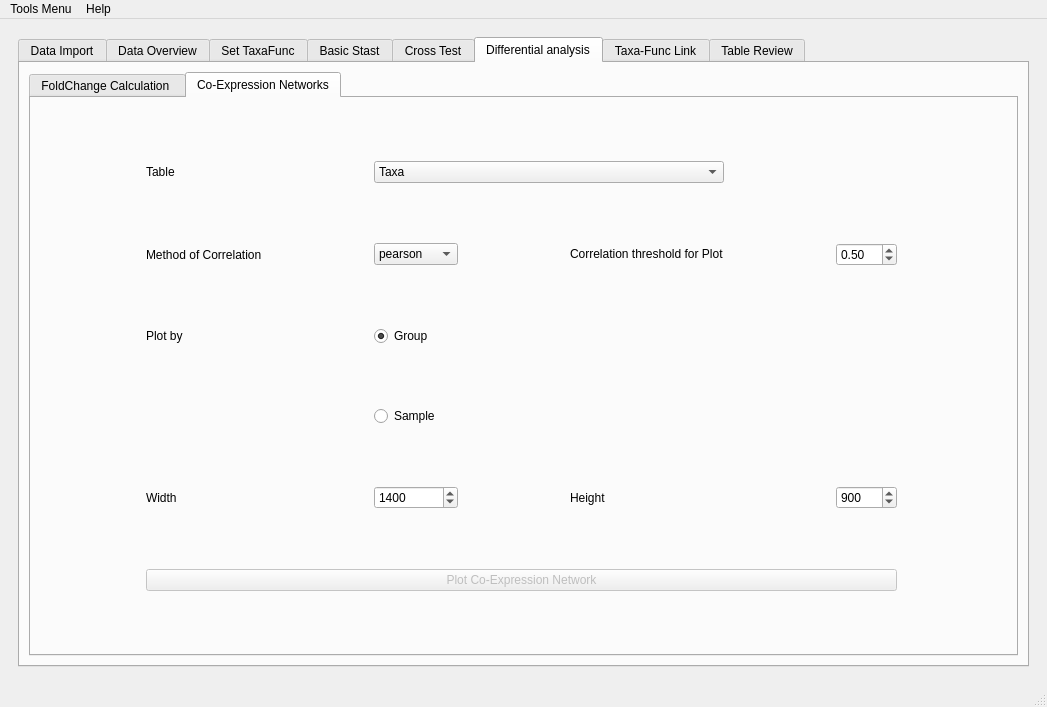
byemaxx/MetaX, file utils/MetaX_GUI/MainWindow.ui: the form before one commit.
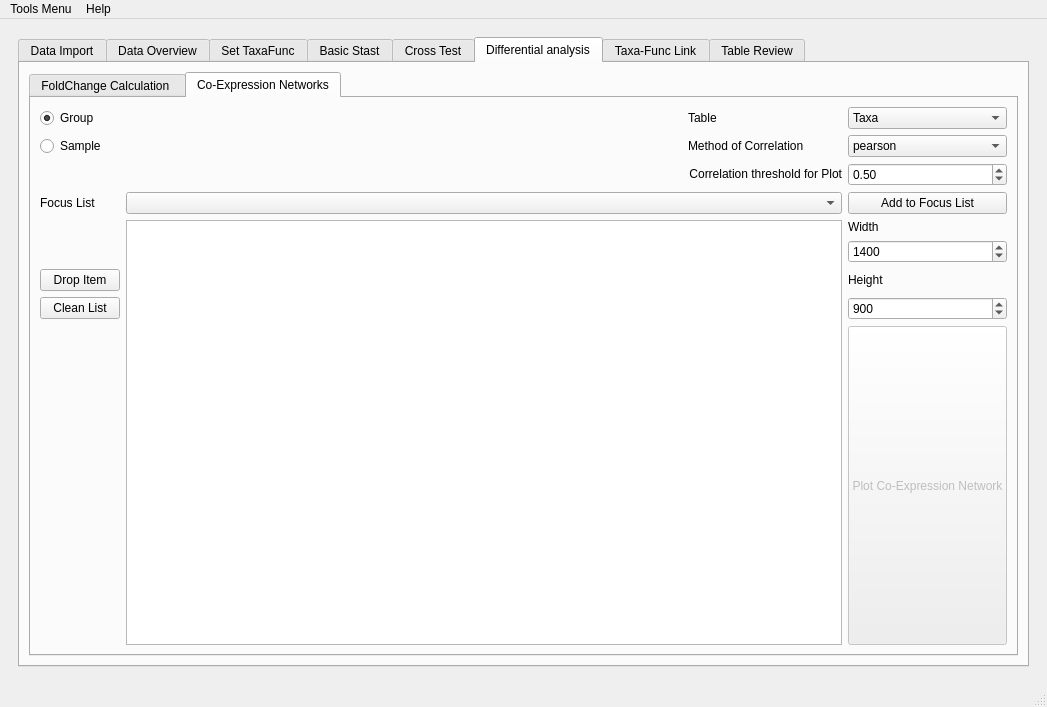
The form after the commit. The open tabs and pages were chosen to show the change.

Commit message: modified:   utils/GUI.py     add fcous list for co-network_plot 	modified:   utils/taxaFuncAnalyzer.py     fix bug when can not fit cook 	modified:   utils/taxaFuncPloter/network_plot.py

What changed in the file:
```diff
--- a/utils/MetaX_GUI/MainWindow.ui
+++ b/utils/MetaX_GUI/MainWindow.ui
@@ -1804,7 +1804,7 @@
             <string>Differential analysis</string>
            </attribute>
            <layout class="QGridLayout" name="gridLayout_12">
-            <item row="0" column="0">
+            <item row="0" column="1">
              <widget class="QTabWidget" name="tabWidget">
               <property name="currentIndex">
                <number>0</number>
@@ -2144,17 +2144,148 @@
                 <string>Co-Expression Networks</string>
                </attribute>
                <layout class="QGridLayout" name="gridLayout_47">
-                <item row="0" column="0">
+                <item row="17" column="5">
+                 <widget class="QPushButton" name="pushButton_co_expr_plot">
+                  <property name="enabled">
+                   <bool>false</bool>
+                  </property>
+                  <property name="sizePolicy">
+                   <sizepolicy hsizetype="Minimum" vsizetype="Preferred">
+                    <horstretch>0</horstretch>
+                    <verstretch>0</verstretch>
+                   </sizepolicy>
+                  </property>
+                  <property name="text">
+                   <string>Plot Co-Expression Network</string>
+                  </property>
+                 </widget>
+                </item>
+                <item row="7" column="5">
+                 <widget class="QDoubleSpinBox" name="doubleSpinBox_co_expr_corr_threshold">
+                  <property name="sizePolicy">
+                   <sizepolicy hsizetype="Preferred" vsizetype="Fixed">
+                    <horstretch>0</horstretch>
+                    <verstretch>0</verstretch>
+                   </sizepolicy>
+                  </property>
+                  <property name="maximum">
+                   <double>1.000000000000000</double>
+                  </property>
+                  <property name="singleStep">
+                   <double>0.010000000000000</double>
+                  </property>
+                  <property name="value">
+                   <double>0.500000000000000</double>
+                  </property>
+                 </widget>
+                </item>
+                <item row="13" column="1" rowspan="5" colspan="4">
+                 <widget class="QListWidget" name="listWidget_co_expr_focus_list"/>
+                </item>
+                <item row="13" column="5">
+                 <widget class="QLabel" name="label_124">
+                  <property name="sizePolicy">
+                   <sizepolicy hsizetype="Preferred" vsizetype="Fixed">
+                    <horstretch>0</horstretch>
+                    <verstretch>0</verstretch>
+                   </sizepolicy>
+                  </property>
+                  <property name="text">
+                   <string>Width</string>
+                  </property>
+                 </widget>
+                </item>
+                <item row="14" column="5">
+                 <widget class="QSpinBox" name="spinBox_co_expr_width">
+                  <property name="sizePolicy">
+                   <sizepolicy hsizetype="Minimum" vsizetype="Fixed">
+                    <horstretch>0</horstretch>
+                    <verstretch>0</verstretch>
+                   </sizepolicy>
+                  </property>
+                  <property name="minimum">
+                   <number>100</number>
+                  </property>
+                  <property name="maximum">
+                   <number>99999</number>
+                  </property>
+                  <property name="singleStep">
+                   <number>10</number>
+                  </property>
+                  <property name="value">
+                   <number>1400</number>
+                  </property>
+                  <property name="displayIntegerBase">
+                   <number>10</number>
+                  </property>
+                 </widget>
+                </item>
+                <item row="16" column="0">
+                 <widget class="QPushButton" name="pushButton_co_expr_clean_list">
+                  <property name="sizePolicy">
+                   <sizepolicy hsizetype="Minimum" vsizetype="Fixed">
+                    <horstretch>0</horstretch>
+                    <verstretch>0</verstretch>
+                   </sizepolicy>
+                  </property>
+                  <property name="text">
+                   <string>Clean List</string>
+                  </property>
+                 </widget>
+                </item>
+                <item row="15" column="5">
+                 <widget class="QLabel" name="label_125">
+                  <property name="sizePolicy">
+                   <sizepolicy hsizetype="Fixed" vsizetype="Fixed">
+                    <horstretch>0</horstretch>
+                    <verstretch>0</verstretch>
+                   </sizepolicy>
+                  </property>
+                  <property name="text">
+                   <string>Height</string>
+                  </property>
+                 </widget>
+                </item>
+                <item row="7" column="4">
+                 <widget class="QLabel" name="label_66">
+                  <property name="sizePolicy">
+                   <sizepolicy hsizetype="Fixed" vsizetype="Fixed">
+                    <horstretch>0</horstretch>
+                    <verstretch>0</verstretch>
+                   </sizepolicy>
+                  </property>
+                  <property name="text">
+                   <string>Correlation threshold for Plot</string>
+                  </property>
+                  <property name="alignment">
+                   <set>Qt::AlignRight|Qt::AlignTrailing|Qt::AlignVCenter</set>
+                  </property>
+                 </widget>
+                </item>
+                <item row="15" column="0">
+                 <widget class="QPushButton" name="pushButton_co_expr_drop_item">
+                  <property name="sizePolicy">
+                   <sizepolicy hsizetype="Preferred" vsizetype="Fixed">
+                    <horstretch>0</horstretch>
+                    <verstretch>0</verstretch>
+                   </sizepolicy>
+                  </property>
+                  <property name="text">
+                   <string>Drop Item</string>
+                  </property>
+                 </widget>
+                </item>
+                <item row="3" column="4">
                  <widget class="QLabel" name="label_29">
                   <property name="text">
                    <string>Table</string>
                   </property>
                  </widget>
                 </item>
-                <item row="1" column="0">
+                <item row="4" column="4">
                  <widget class="QLabel" name="label_65">
                   <property name="sizePolicy">
-                   <sizepolicy hsizetype="Fixed" vsizetype="Preferred">
+                   <sizepolicy hsizetype="Fixed" vsizetype="Fixed">
                     <horstretch>0</horstretch>
                     <verstretch>0</verstretch>
                    </sizepolicy>
@@ -2164,53 +2295,23 @@
                   </property>
                  </widget>
                 </item>
-                <item row="0" column="1" colspan="2">
-                 <widget class="QComboBox" name="comboBox_co_expr_table">
-                  <item>
-                   <property name="text">
-                    <string>Taxa</string>
-                   </property>
-                  </item>
-                  <item>
-                   <property name="text">
-                    <string>Func</string>
-                   </property>
-                  </item>
-                  <item>
-                   <property name="text">
-                    <string>Taxa-Func</string>
-                   </property>
-                  </item>
-                 </widget>
-                </item>
-                <item row="6" column="0" colspan="4">
-                 <widget class="QPushButton" name="pushButton_co_expr_plot">
-                  <property name="enabled">
-                   <bool>false</bool>
+                <item row="4" column="0">
+                 <widget class="QRadioButton" name="radioButton_co_expr_bysample">
+                  <property name="sizePolicy">
+                   <sizepolicy hsizetype="Fixed" vsizetype="Fixed">
+                    <horstretch>0</horstretch>
+                    <verstretch>0</verstretch>
+                   </sizepolicy>
                   </property>
                   <property name="text">
-                   <string>Plot Co-Expression Network</string>
+                   <string>Sample</string>
                   </property>
                  </widget>
                 </item>
-                <item row="1" column="1">
-                 <widget class="QComboBox" name="comboBox_co_expr_corr_method">
-                  <item>
-                   <property name="text">
-                    <string>pearson</string>
-                   </property>
-                  </item>
-                  <item>
-                   <property name="text">
-                    <string>spearman</string>
-                   </property>
-                  </item>
-                 </widget>
-                </item>
-                <item row="5" column="3">
+                <item row="16" column="5">
                  <widget class="QSpinBox" name="spinBox_co_expr_height">
                   <property name="sizePolicy">
-                   <sizepolicy hsizetype="Fixed" vsizetype="Fixed">
+                   <sizepolicy hsizetype="Preferred" vsizetype="Fixed">
                     <horstretch>0</horstretch>
                     <verstretch>0</verstretch>
                    </sizepolicy>
@@ -2235,33 +2336,7 @@
                   </property>
                  </widget>
                 </item>
-                <item row="2" column="0">
-                 <widget class="QLabel" name="label_123">
-                  <property name="sizePolicy">
-                   <sizepolicy hsizetype="Fixed" vsizetype="Preferred">
-                    <horstretch>0</horstretch>
-                    <verstretch>0</verstretch>
-                   </sizepolicy>
-                  </property>
-                  <property name="text">
-                   <string>Plot by</string>
-                  </property>
-                 </widget>
-                </item>
-                <item row="5" column="2">
-                 <widget class="QLabel" name="label_125">
-                  <property name="sizePolicy">
-                   <sizepolicy hsizetype="Fixed" vsizetype="Preferred">
-                    <horstretch>0</horstretch>
-                    <verstretch>0</verstretch>
-                   </sizepolicy>
-                  </property>
-                  <property name="text">
-                   <string>Height</string>
-                  </property>
-                 </widget>
-                </item>
-                <item row="2" column="1">
+                <item row="3" column="0">
                  <widget class="QRadioButton" name="radioButton_co_expr_bygroup">
                   <property name="sizePolicy">
                    <sizepolicy hsizetype="Fixed" vsizetype="Fixed">
@@ -2277,87 +2352,66 @@
                   </property>
                  </widget>
                 </item>
-                <item row="3" column="1">
-                 <widget class="QRadioButton" name="radioButton_co_expr_bysample">
-                  <property name="sizePolicy">
-                   <sizepolicy hsizetype="Fixed" vsizetype="Fixed">
-                    <horstretch>0</horstretch>
-                    <verstretch>0</verstretch>
-                   </sizepolicy>
-                  </property>
+                <item row="3" column="5">
+                 <widget class="QComboBox" name="comboBox_co_expr_table">
+                  <item>
+                   <property name="text">
+                    <string>Taxa</string>
+                   </property>
+                  </item>
+                  <item>
+                   <property name="text">
+                    <string>Func</string>
+                   </property>
+                  </item>
+                  <item>
+                   <property name="text">
+                    <string>Taxa-Func</string>
+                   </property>
+                  </item>
+                 </widget>
+                </item>
+                <item row="4" column="5">
+                 <widget class="QComboBox" name="comboBox_co_expr_corr_method">
+                  <item>
+                   <property name="text">
+                    <string>pearson</string>
+                   </property>
+                  </item>
+                  <item>
+                   <property name="text">
+                    <string>spearman</string>
+                   </property>
+                  </item>
+                 </widget>
+                </item>
+                <item row="9" column="5">
+                 <widget class="QPushButton" name="pushButton_co_expr_add_to_list">
                   <property name="text">
-                   <string>Sample</string>
+                   <string>Add to Focus List</string>
                   </property>
                  </widget>
                 </item>
-                <item row="5" column="1">
-                 <widget class="QSpinBox" name="spinBox_co_expr_width">
-                  <property name="sizePolicy">
-                   <sizepolicy hsizetype="Minimum" vsizetype="Fixed">
-                    <horstretch>0</horstretch>
-                    <verstretch>0</verstretch>
-                   </sizepolicy>
-                  </property>
-                  <property name="minimum">
-                   <number>100</number>
-                  </property>
-                  <property name="maximum">
-                   <number>99999</number>
-                  </property>
-                  <property name="singleStep">
-                   <number>10</number>
-                  </property>
-                  <property name="value">
-                   <number>1400</number>
-                  </property>
-                  <property name="displayIntegerBase">
-                   <number>10</number>
-                  </property>
-                 </widget>
+                <item row="9" column="1" colspan="4">
+                 <widget class="QComboBox" name="comboBox_co_expr_slecet_list"/>
                 </item>
-                <item row="1" column="3">
-                 <widget class="QDoubleSpinBox" name="doubleSpinBox_co_expr_corr_threshold">
+                <item row="9" column="0">
+                 <widget class="QLabel" name="label_72">
                   <property name="sizePolicy">
                    <sizepolicy hsizetype="Preferred" vsizetype="Fixed">
                     <horstretch>0</horstretch>
                     <verstretch>0</verstretch>
                    </sizepolicy>
                   </property>
-                  <property name="maximum">
-                   <double>1.000000000000000</double>
-                  </property>
-                  <property name="singleStep">
-                   <double>0.010000000000000</double>
-                  </property>
-                  <property name="value">
-                   <double>0.500000000000000</double>
-                  </property>
-                 </widget>
-                </item>
-                <item row="1" column="2">
-                 <widget class="QLabel" name="label_66">
-                  <property name="sizePolicy">
-                   <sizepolicy hsizetype="Fixed" vsizetype="Fixed">
-                    <horstretch>0</horstretch>
-                    <verstretch>0</verstretch>
-                   </sizepolicy>
-                  </property>
                   <property name="text">
-                   <string>Correlation threshold for Plot</string>
+                   <string>Focus List</string>
                   </property>
                  </widget>
                 </item>
-                <item row="5" column="0">
-                 <widget class="QLabel" name="label_124">
-                  <property name="text">
-                   <string>Width</string>
-                  </property>
-                 </widget>
-                </item>
-                <item row="2" column="2" colspan="2">
+                <item row="3" column="1" colspan="3">
                  <layout class="QGridLayout" name="gridLayout_co_expr_group"/>
                 </item>
-                <item row="3" column="2" colspan="2">
+                <item row="4" column="1" colspan="3">
                  <layout class="QGridLayout" name="gridLayout_co_expr_sample"/>
                 </item>
                </layout>
```
Left out of the diff: 2 changed lines with no effect on the pictures. The commit also changes 8 other files.
